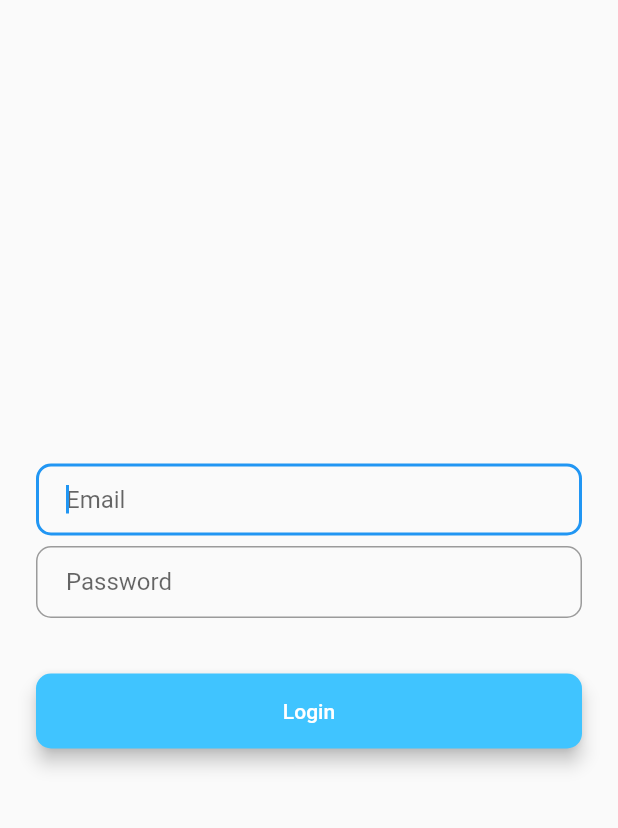
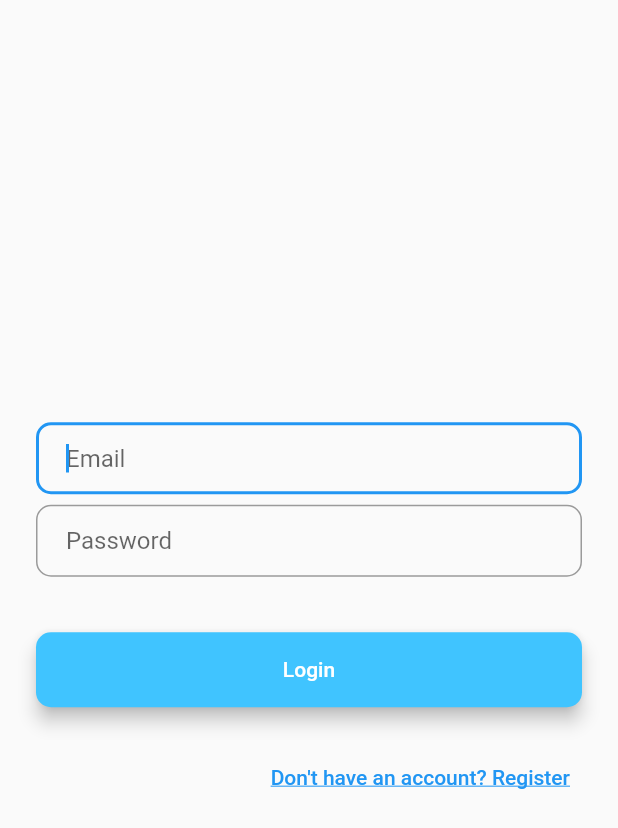
Before and after one commit to cygnu/fitness_hack, a Flutter app: the screen it shows after launch, on a phone screen of 412 x 824 dp. Shown: the top 828 px of the screen. Run offline on Flutter 3.47's test engine with Material 2 defaults, Android fonts, the light colour scheme and no system bars; our stand-ins replace cloud_firestore, firebase_auth, firebase_core; accounts and stored records are empty; generated files the repository leaves out were written again.

Commit message:
feat: #5 You can now move to the new registration page

```diff
--- a/lib/main.dart
+++ b/lib/main.dart
@@ -22,6 +22,7 @@ class FitnessApp extends StatelessWidget {
       title: 'Fitness Hack',
       initialRoute: '/login',
       routes: {
+        '/register': (context) => const AuthenticationScreen(),
         '/login': (context) => const AuthenticationScreen(),
         '/': (context) => const MainScreen(),
       },
--- a/lib/screens/authentication_screen.dart
+++ b/lib/screens/authentication_screen.dart
@@ -44,11 +44,38 @@ class AuthenticationScreen extends StatelessWidget {
               height: 21.0,
             ),
             RoundedButton(
-              text: 'Login',
+              text: ModalRoute.of(context)?.settings.name == registerRoute
+                  ? 'Register'
+                  : 'Login',
               colour: Colors.lightBlueAccent,
               onPressed: () async {
                 authenticate(false, context);
               },
+            ),
+            const SizedBox(
+              height: 7.0,
+            ),
+            Align(
+              alignment: Alignment.centerRight,
+              child: TextButton(
+                child: Text(
+                  ModalRoute.of(context)?.settings.name == registerRoute
+                      ? 'Already have an account? Login'
+                      : 'Don\'t have an account? Register',
+                  style: const TextStyle(
+                    color: Colors.blue,
+                    decoration: TextDecoration.underline,
+                  ),
+                ),
+                onPressed: () {
+                  Navigator.pushNamed(
+                    context,
+                    ModalRoute.of(context)?.settings.name == registerRoute
+                        ? loginRoute
+                        : registerRoute,
+                  );
+                },
+              ),
             ),
           ],
         ),
```
